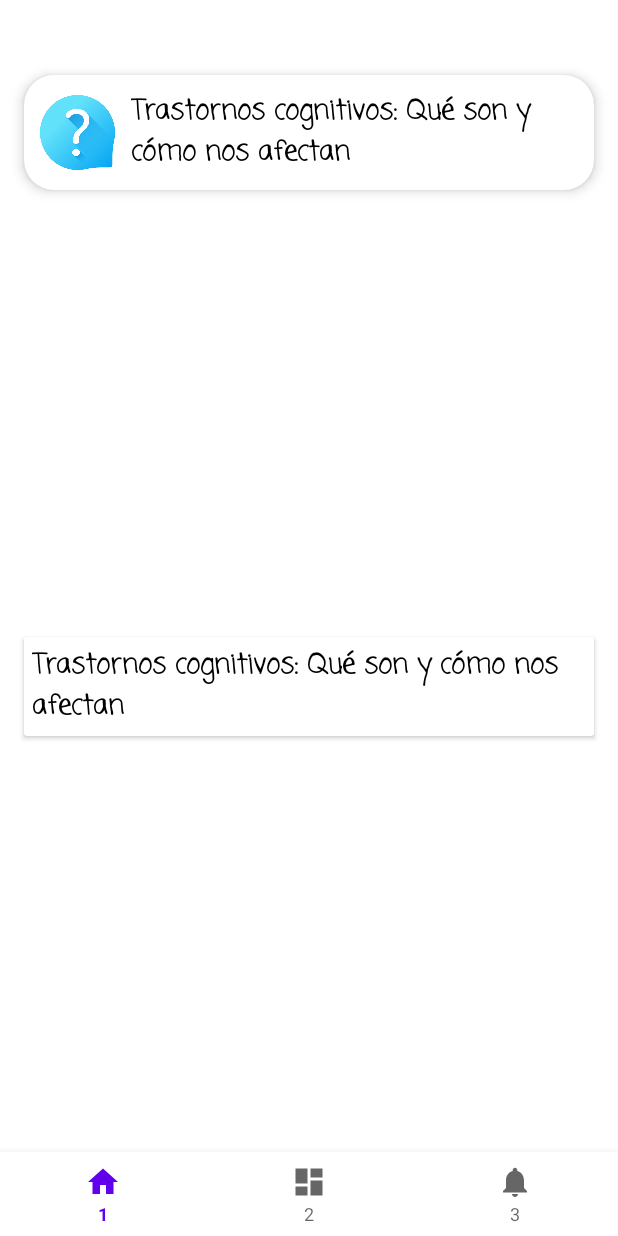
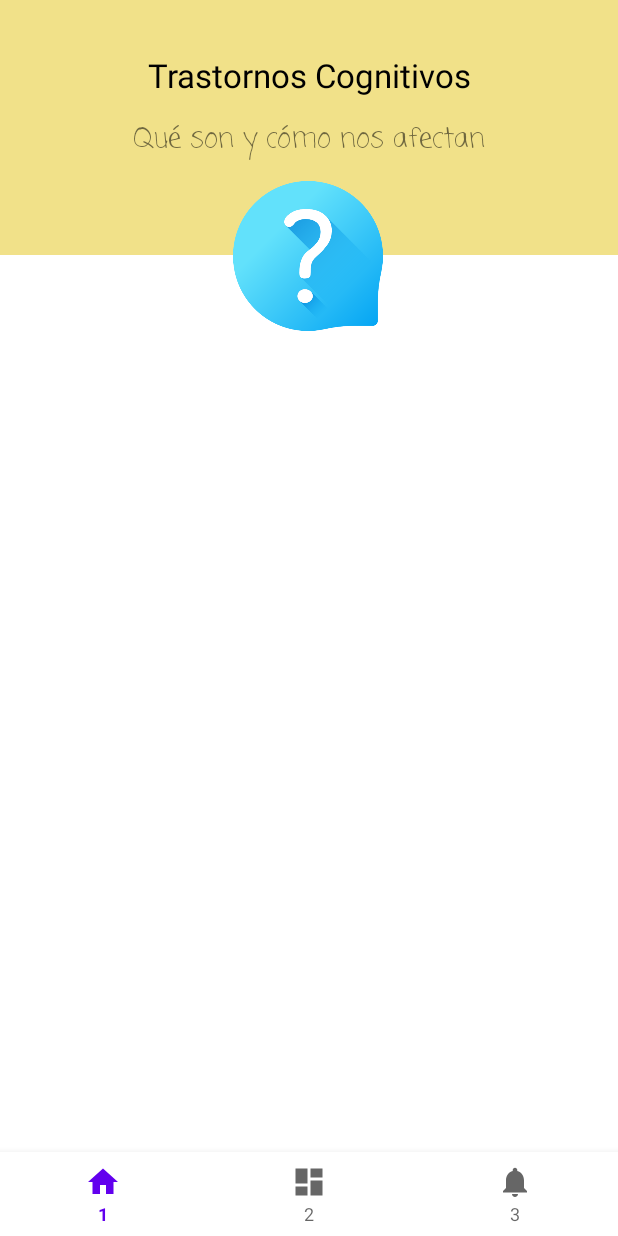
Before and after one commit to Karla-Villegas/Fire, an Android app: the HomeFragment screen opened directly, with no data from a screen before it, on a phone screen of 412 x 824 dp. Run offline under Robolectric (Android 15) with nearby library versions, the phone set to English and light mode, and no system bars.

Commit message:
nuevos cambios

```diff
--- a/app/src/main/res/layout/fragment_home.xml
+++ b/app/src/main/res/layout/fragment_home.xml
@@ -1,104 +1,70 @@
 <?xml version="1.0" encoding="utf-8"?>
-<androidx.constraintlayout.widget.ConstraintLayout
-    xmlns:android="http://schemas.android.com/apk/res/android"
+<androidx.constraintlayout.widget.ConstraintLayout xmlns:android="http://schemas.android.com/apk/res/android"
+    xmlns:app="http://schemas.android.com/apk/res-auto"
     xmlns:tools="http://schemas.android.com/tools"
     android:layout_width="match_parent"
     android:layout_height="match_parent"
-    xmlns:app="http://schemas.android.com/apk/res-auto"
     tools:context=".HomeFragment">
 
+    <View
+        android:id="@+id/View1"
+        android:layout_width="match_parent"
+        android:layout_height="170dp"
+        android:background="#f1e189"
+        app:layout_constraintEnd_toEndOf="parent"
+        app:layout_constraintStart_toStartOf="parent"
+        app:layout_constraintTop_toTopOf="parent"/>
 
-    <androidx.cardview.widget.CardView
-        android:id="@+id/cardViewPrincipal"
-        android:layout_width="match_parent"
+
+    <TextView
+        android:id="@+id/textView2"
+        android:layout_width="wrap_content"
         android:layout_height="wrap_content"
+        android:layout_marginStart="24dp"
+        android:layout_marginLeft="24dp"
+        android:layout_marginTop="32dp"
+        android:layout_marginEnd="24dp"
+        android:layout_marginRight="24dp"
+        android:padding="3dp"
+        android:text="Trastornos Cognitivos"
+        android:textColor="#000"
+        android:textSize="22sp"
+        android:fontFamily="sans-serif"
+        app:layout_constraintEnd_toEndOf="parent"
+        app:layout_constraintStart_toStartOf="@+id/View1"
+        app:layout_constraintTop_toTopOf="@+id/View1" />
+
+    <TextView
+        android:id="@+id/textView3"
+        android:layout_width="wrap_content"
+        android:layout_height="wrap_content"
+
+        android:layout_marginStart="24dp"
+        android:layout_marginLeft="24dp"
+        android:layout_marginTop="8dp"
+        android:layout_marginEnd="24dp"
+        android:layout_marginRight="24dp"
+        android:padding="3dp"
+        android:text="Qué son y cómo nos afectan"
+        android:textSize="18sp"
+        android:fontFamily="casual"
+        app:layout_constraintEnd_toEndOf="parent"
+        app:layout_constraintStart_toStartOf="@+id/View1"
+        app:layout_constraintTop_toBottomOf="@+id/textView2" />
+
+    <ImageView
+        android:layout_width="100dp"
+        android:layout_height="100dp"
         android:layout_marginStart="16dp"
         android:layout_marginLeft="16dp"
-        android:layout_marginTop="50dp"
+        android:layout_marginTop="10dp"
         android:layout_marginEnd="16dp"
         android:layout_marginRight="16dp"
-        app:cardCornerRadius="20dp"
-        app:cardElevation="5dp"
+        android:src="@drawable/informacion"
         app:layout_constraintEnd_toEndOf="parent"
+        app:layout_constraintHorizontal_bias="0.498"
         app:layout_constraintStart_toStartOf="parent"
-        app:layout_constraintTop_toTopOf="parent">
-        <LinearLayout
-            android:id="@+id/ContenedorPrincipal"
-            android:layout_width="match_parent"
-            android:layout_height="match_parent"
-            android:orientation="horizontal"
-            android:padding="5dp">
+        app:layout_constraintTop_toBottomOf="@+id/textView3" />
 
-            <ImageView
-                android:id="@+id/ImageInfo"
-                android:layout_width="50dp"
-                android:layout_height="50dp"
-                android:layout_gravity="center"
-                android:layout_margin="5dp"
-                android:src="@drawable/informacion" />
-
-            <TextView
-                android:id="@+id/TextoPrincipal2"
-                android:layout_width="match_parent"
-                android:layout_height="wrap_content"
-                android:layout_gravity="center"
-                android:layout_margin="5dp"
-                android:fontFamily="casual"
-                android:text="Trastornos cognitivos: Qué son y cómo nos afectan"
-                android:textColor="#000"
-                android:textSize="18sp"
-                android:textStyle="bold" />
-        </LinearLayout>
-    </androidx.cardview.widget.CardView>
-
-    <ImageView
-        android:id="@+id/ImageDescription"
-        android:layout_width="190dp"
-        android:layout_height="250dp"
-        android:layout_marginStart="16dp"
-        android:layout_marginLeft="16dp"
-        android:layout_marginTop="16dp"
-        app:layout_constraintStart_toStartOf="parent"
-        app:layout_constraintTop_toBottomOf="@+id/cardViewPrincipal" />
-
-    <TextView
-        android:id="@+id/textDescription"
-        android:layout_width="170dp"
-        android:layout_height="200dp"
-        android:layout_marginStart="16dp"
-        android:layout_marginLeft="16dp"
-        android:layout_marginTop="16dp"
-        android:layout_marginEnd="16dp"
-        android:layout_marginRight="16dp"
-        app:layout_constraintEnd_toEndOf="parent"
-        app:layout_constraintHorizontal_bias="0.627"
-        app:layout_constraintStart_toEndOf="@+id/ImageDescription"
-        app:layout_constraintTop_toBottomOf="@+id/cardViewPrincipal" />
-
-    <androidx.cardview.widget.CardView
-        android:layout_width="match_parent"
-        android:layout_height="wrap_content"
-        android:layout_marginStart="16dp"
-        android:layout_marginLeft="16dp"
-        android:layout_marginTop="32dp"
-        android:layout_marginEnd="16dp"
-        android:layout_marginRight="16dp"
-        app:layout_constraintEnd_toEndOf="parent"
-        app:layout_constraintStart_toStartOf="parent"
-        app:layout_constraintTop_toBottomOf="@+id/ImageDescription">
-
-        <TextView
-            android:id="@+id/TextoPrincipal"
-            android:layout_width="match_parent"
-            android:layout_height="wrap_content"
-            android:layout_gravity="center"
-            android:layout_margin="5dp"
-            android:fontFamily="casual"
-            android:text="Trastornos cognitivos: Qué son y cómo nos afectan"
-            android:textColor="#000"
-            android:textSize="18sp"
-            android:textStyle="bold" />
-
-    </androidx.cardview.widget.CardView>
 
 </androidx.constraintlayout.widget.ConstraintLayout>
```
